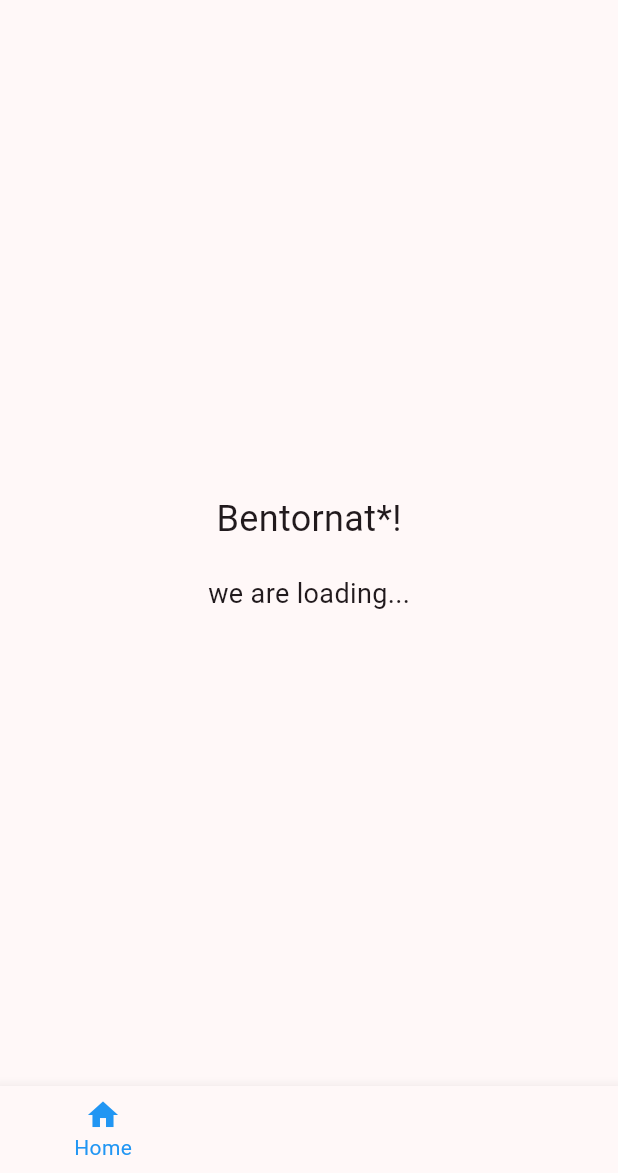
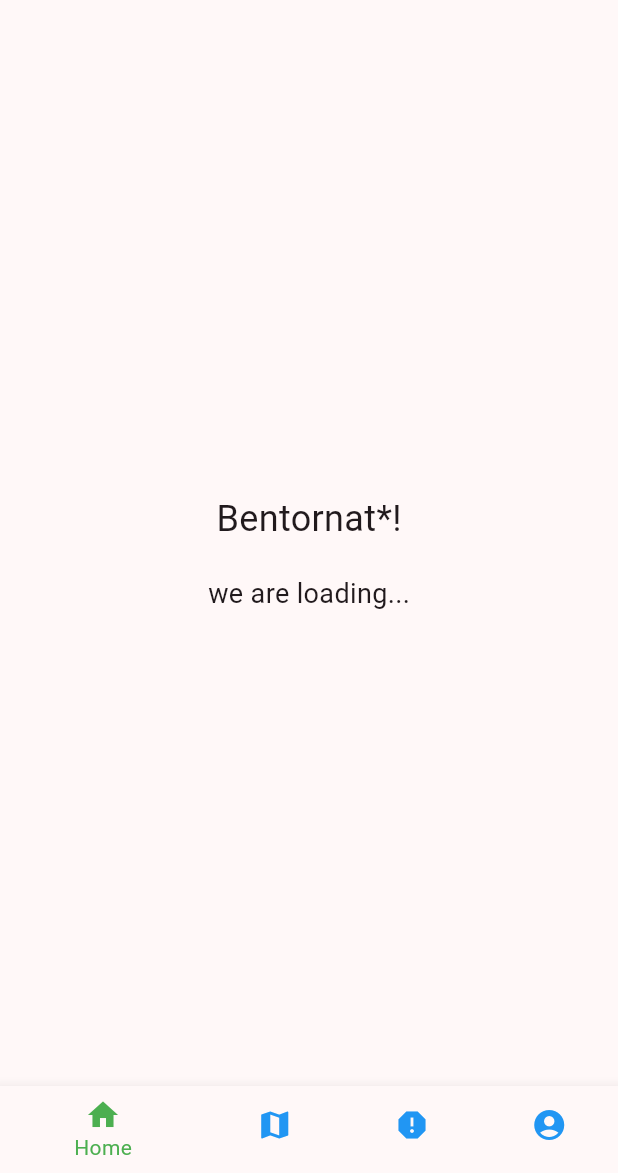
Before and after one commit to MaryRinaldi/intelligearth_mobile_app, a Flutter app: the screen it shows after launch, on a phone screen of 412 x 824 dp, the part 63-1236 px from its top. Run offline on Flutter 3.47's test engine with Material 3 defaults, Android fonts, the phone set to English and light mode, and no system bars.

Commit message:
home screen scaffolding with icons

```diff
--- a/lib/screens/home_screen.dart
+++ b/lib/screens/home_screen.dart
@@ -1,15 +1,18 @@
 import 'package:flutter/material.dart';
 
-class HomeScreen extends StatelessWidget {
+class HomeScreen extends StatefulWidget {
   const HomeScreen({super.key});
 
   @override
-  Widget build(BuildContext context) {
-    return Scaffold(
-      appBar: AppBar(
-        title: const Text('IntelligEarth'),
-      ),
-      body: const Center(
+  HomeScreenState createState() => HomeScreenState();
+}
+class HomeScreenState extends State<HomeScreen> {
+  // Indice della pagina selezionata
+  int _selectedIndex = 0;
+
+  // Lista di pagine che vuoi mostrare
+  static const List<Widget> _pages = <Widget>[
+    Center(
       child: Column(
         mainAxisAlignment: MainAxisAlignment.center,
         children: <Widget>[
@@ -18,13 +21,32 @@ class HomeScreen extends StatelessWidget {
             style: TextStyle(fontSize: 24),
             ),
             SizedBox(height: 20),
-            Text('we are loading...',
+            Text(
+            'we are loading...',
             style: TextStyle(fontSize: 18),
           ),
-            // Aggiungi qui ulteriori widget per le ultime attività
         ],
       ),
     ),
+    Center(child: Text('Mappa Page', style: TextStyle(fontSize: 24))),
+    Center(child: Text('Report Page', style: TextStyle(fontSize: 24))),
+    Center(child: Text('Account Page', style: TextStyle(fontSize: 24))),
+  ];
+
+  // Funzione per aggiornare la selezione dell'indice
+  void _onItemTapped(int index) {
+    setState(() {
+      _selectedIndex = index;
+    });
+  }
+
+  @override
+  Widget build(BuildContext context) {
+    return Scaffold(
+      appBar: AppBar(
+        title: const Text('IntelligEarth'),
+      ),
+      body: _pages[_selectedIndex],
       bottomNavigationBar: BottomNavigationBar(
         items: const <BottomNavigationBarItem>[
           BottomNavigationBarItem(
@@ -44,11 +66,10 @@ class HomeScreen extends StatelessWidget {
             label: 'Account',
           ),
         ],
-        currentIndex: 0,
-        selectedItemColor: Colors.blue,
-        onTap: (index) {
-          // Gestisci la navigazione qui
-        },
+        currentIndex: _selectedIndex,
+        selectedItemColor: Colors.green,
+        unselectedItemColor: Colors.blue,
+        onTap: _onItemTapped,
       ),
     );
   }
```
Lines whose indentation alone changed are shown as unchanged.
